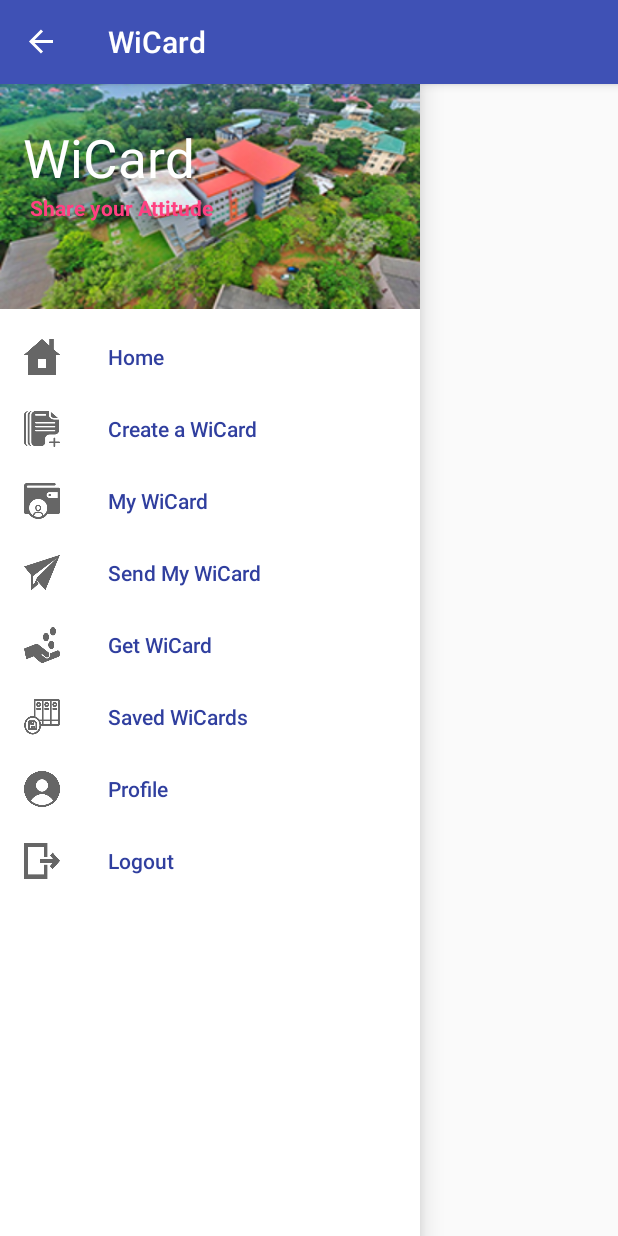
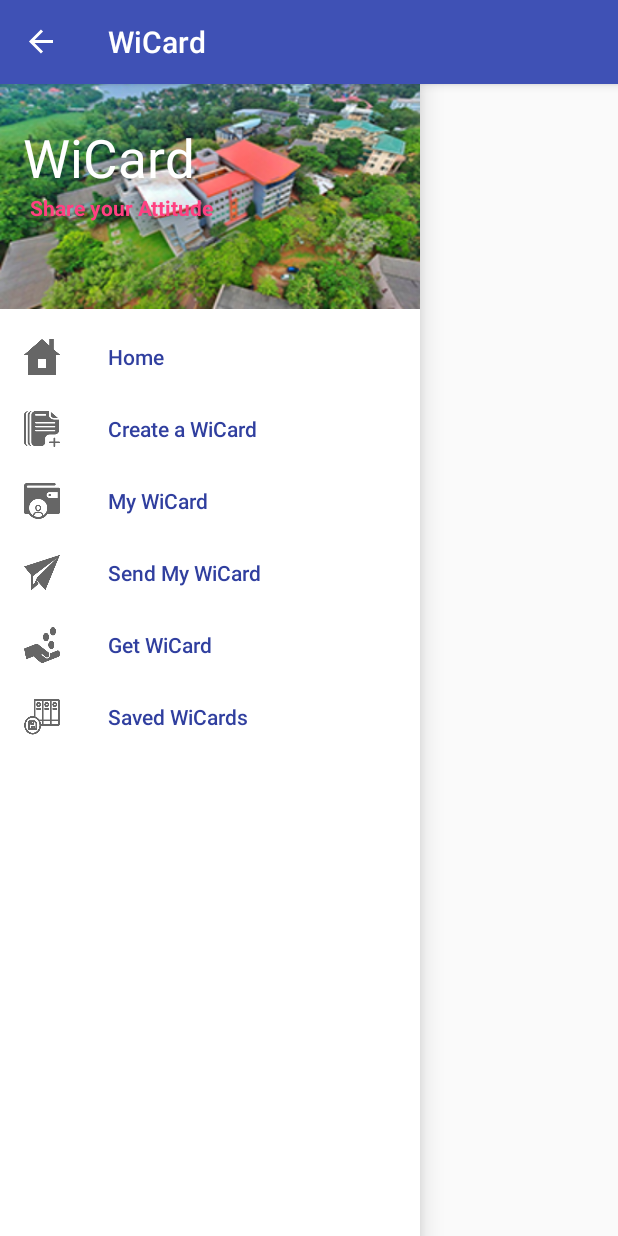
Before and after one commit to codezilla2018/WiCard, an Android app: the screen it shows after launch (MainActivity), with the side drawer open, on a phone screen of 412 x 824 dp. Run offline under Robolectric (Android 15) with nearby library versions, the phone set to English and light mode, and no system bars.

Commit message:
Modification in Drawer Menu

```diff
--- a/app/src/main/res/menu/drawer_menu.xml
+++ b/app/src/main/res/menu/drawer_menu.xml
@@ -20,11 +20,6 @@
     <item android:id="@+id/saved_wicards"
         android:title="Saved WiCards"
         android:icon="@drawable/saved"></item>
-    <item android:id="@+id/profile"
-        android:title="Profile"
-        android:icon="@drawable/profile"></item>
-    <item android:id="@+id/logout"
-        android:title="Logout"
-        android:icon="@drawable/logout"></item>
+
 
 </menu>
```
Also changed, not shown: app/src/main/java/me/morasquad/wicard/MainActivity.java (+0 -7 lines), app/src/main/res/drawable/logout.png (deleted), app/src/main/res/drawable/profile.png (deleted).
